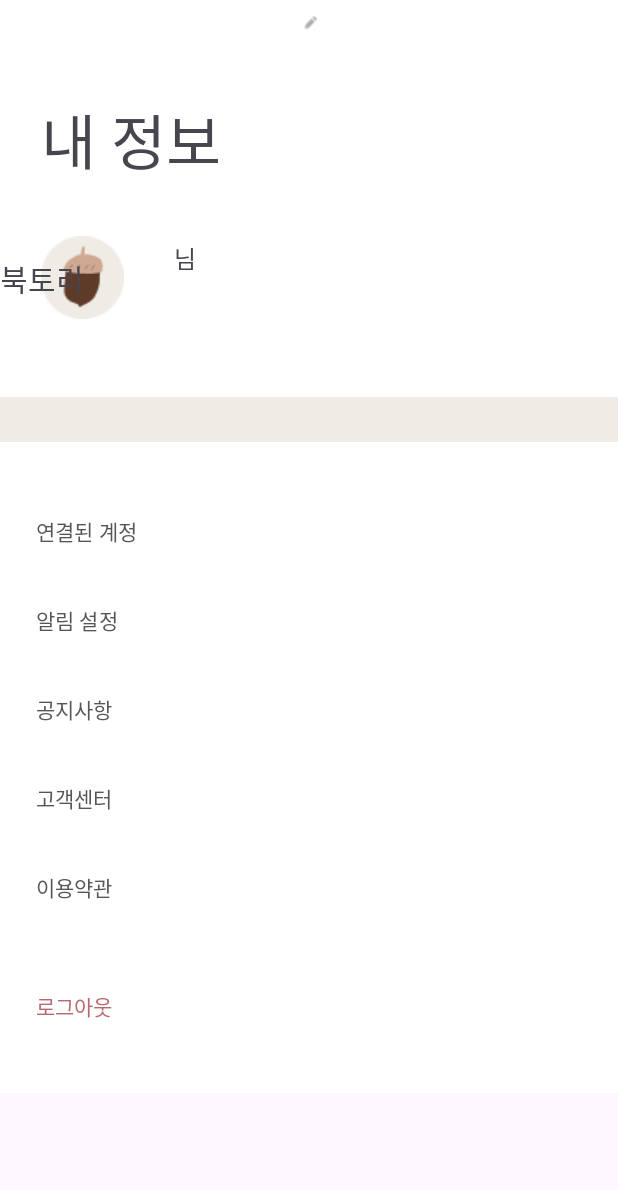
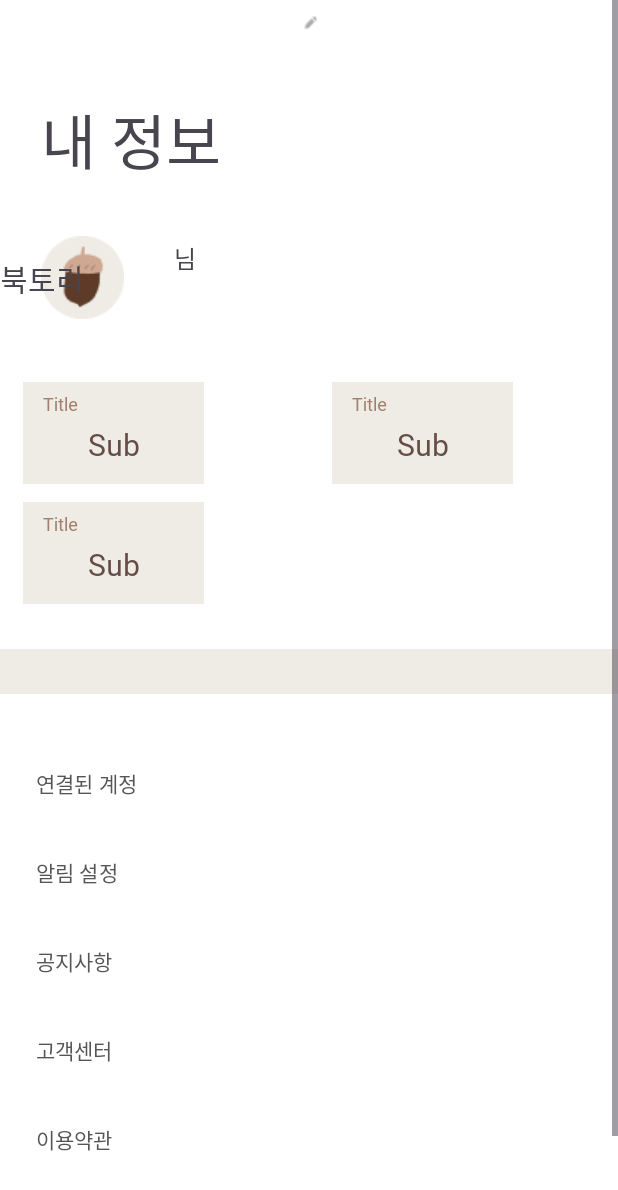
Before and after one commit to mnzy412/GURU2, an Android app: the layout fragment_mypage.xml on its own in the app's theme, with its tools: preview values and no code run, on a phone screen of 412 x 824 dp. Shown: the top 1190 px of the screen. Run offline under Robolectric (Android 15) with nearby library versions, the phone set to English and light mode, and no system bars.

Commit message:
[lyn] listview오류 존재

```diff
--- a/app/build.gradle
+++ b/app/build.gradle
@@ -43,6 +43,7 @@ dependencies {
     implementation 'com.google.android.material:material:1.5.0'
     implementation 'androidx.constraintlayout:constraintlayout:2.1.3'
     implementation 'com.google.firebase:firebase-database-ktx:20.2.2'
+
     testImplementation 'junit:junit:4.13.2'
     androidTestImplementation 'androidx.test.ext:junit:1.1.3'
     androidTestImplementation 'androidx.test.espresso:espresso-core:3.4.0'
--- /dev/null
+++ b/app/src/main/java/com/example/myapplication/mypage/Mypage_info.kt
@@ -0,0 +1,6 @@
+package com.example.myapplication.mypage
+
+class mypage_info {
+    val title: String,
+    val sub: String
+}
--- a/app/src/main/res/layout/fragment_mypage.xml
+++ b/app/src/main/res/layout/fragment_mypage.xml
@@ -96,11 +96,11 @@
                             app:layout_constraintStart_toEndOf="@+id/mypage_text_name"
                             app:layout_constraintTop_toTopOf="parent" />
 
+
                         <androidx.recyclerview.widget.RecyclerView
                             android:id="@+id/recycler_view"
-                            android:layout_width="match_parent"
+                            android:layout_width="0dp"
                             android:layout_height="wrap_content"
-                            android:layout_margin="22dp"
                             android:layout_marginTop="30dp"
                             app:layoutManager="StaggeredGridLayoutManager"
                             app:layout_constraintEnd_toEndOf="parent"
@@ -111,7 +111,10 @@
                             app:layout_constraintTop_toBottomOf="@+id/mypage_image"
                             app:spanCount="2"
                             tools:listitem="@layout/item_list" />
+
+
                     </androidx.constraintlayout.widget.ConstraintLayout>
+
                 </com.google.android.material.card.MaterialCardView>
 
 
--- /dev/null
+++ b/app/src/main/res/layout/item_list.xml
@@ -0,0 +1,40 @@
+<?xml version="1.0" encoding="utf-8"?>
+<androidx.constraintlayout.widget.ConstraintLayout xmlns:android="http://schemas.android.com/apk/res/android"
+    xmlns:app="http://schemas.android.com/apk/res-auto"
+    android:layout_width="151dp"
+    android:layout_height="80dp"
+    android:layout_marginStart="15dp"
+    android:layout_marginEnd="15dp"
+    android:layout_marginTop="12dp"
+    android:layout_marginLeft="22dp"
+    android:background="#EFEBE5">
+
+        <TextView
+            android:id="@+id/title_tv"
+            android:layout_width="0dp"
+            android:layout_height="18dp"
+            android:layout_marginLeft="13dp"
+            android:layout_marginTop="6dp"
+            android:background="#EFEBE5"
+            android:text="Title"
+            android:textColor="#A1816E"
+            android:textSize="12sp"
+            android:fontFamily="@font/pre_m"
+            app:layout_constraintLeft_toLeftOf="parent"
+            app:layout_constraintRight_toRightOf="parent"
+            app:layout_constraintTop_toTopOf="parent" />
+
+        <TextView
+            android:id="@+id/sub_tv"
+            android:layout_width="wrap_content"
+            android:layout_height="wrap_content"
+            android:layout_marginTop="4dp"
+            android:text="Sub"
+            android:textColor="#654D47"
+            android:textSize="20sp"
+            android:fontFamily="@font/pre_m"
+            app:layout_constraintLeft_toLeftOf="parent"
+            app:layout_constraintRight_toRightOf="parent"
+            app:layout_constraintTop_toBottomOf="@id/title_tv" />
+
+    </androidx.constraintlayout.widget.ConstraintLayout>
```
Also changed, not shown: app/src/main/java/com/example/myapplication/mypage/ListAdapter.kt (added, +39 -0 lines), app/src/main/java/com/example/myapplication/mypage/MypageFragment.kt (+20 -16 lines).
